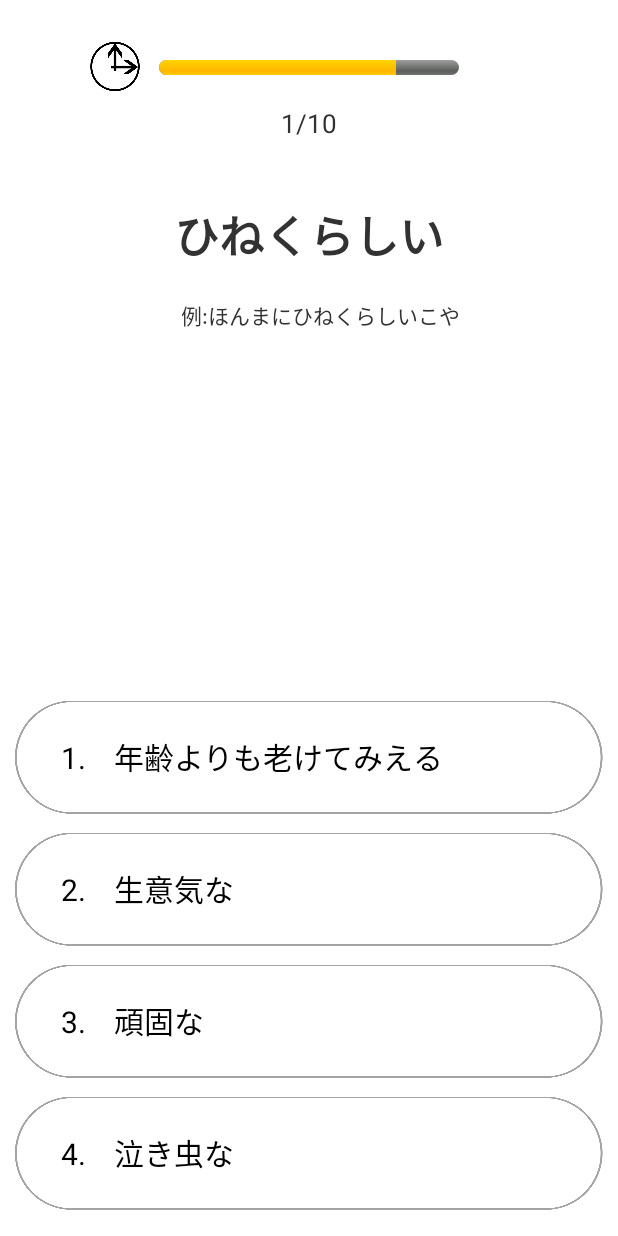
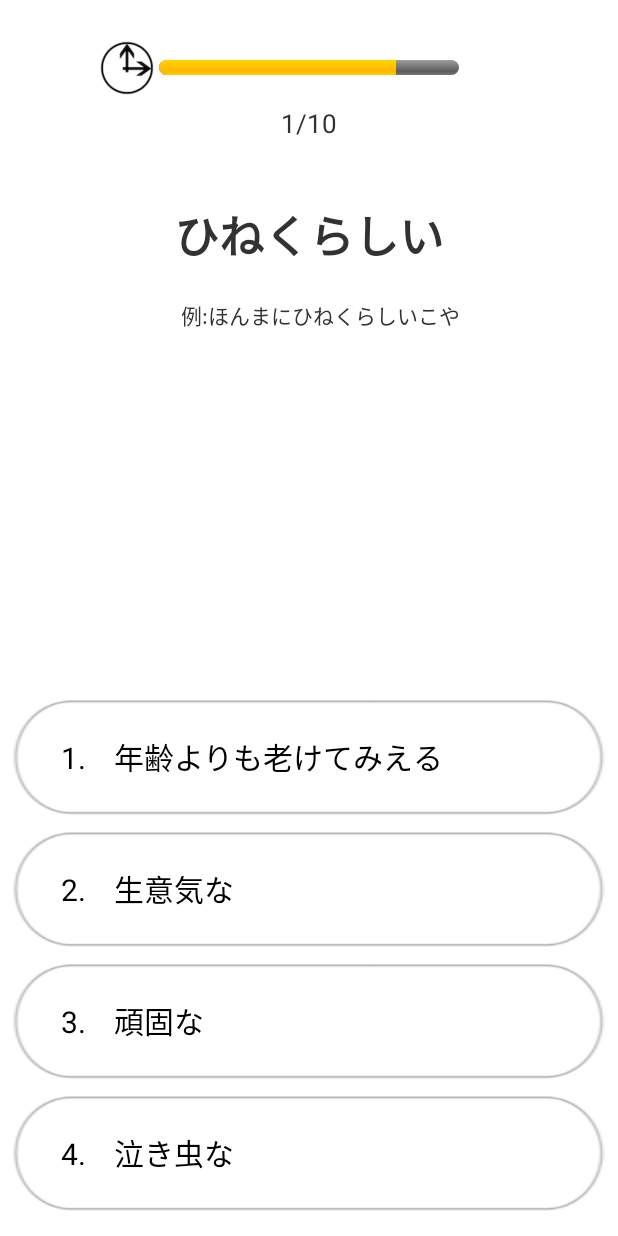
Before and after one commit to mori-mori/ToyamabenQuizuDroidVer, an Android app: the screen it shows after launch (QuestionActivity), after a tap on an icon or button, on a phone screen of 412 x 824 dp. Run offline under Robolectric (Android 15) with nearby library versions, the phone set to English and light mode, and no system bars.

Commit message:
画像サイズ変更

```diff
--- a/app/src/main/res/layout/activity_question.xml
+++ b/app/src/main/res/layout/activity_question.xml
@@ -169,8 +169,8 @@
 
     <ImageView
         android:id="@+id/imageView2"
-        android:layout_width="56dp"
-        android:layout_height="38dp"
+        android:layout_width="40dp"
+        android:layout_height="40dp"
         android:layout_marginRight="1dp"
         android:layout_marginTop="25dp"
         android:src="@drawable/timer"
```
Also changed, not shown: app/src/main/AndroidManifest.xml (+7 -4 lines), app/src/main/res/layout/activity_main.xml (+4 -5 lines), app/src/main/assets/correct.png, app/src/main/assets/incorrect.png, app/src/main/res/drawable/anserbutton.png, app/src/main/res/drawable/backhomebutton.png, app/src/main/res/drawable/correct.png (added), app/src/main/res/drawable/homebutton.png (deleted), app/src/main/res/drawable/icon_72.png (added), app/src/main/res/drawable/incorrect.png (added), app/src/main/res/drawable/startbackgroundimage.png (added), app/src/main/res/drawable/startbutton.png, app/src/main/res/drawable/timer.png, app/src/main/res/mipmap-hdpi/icon_72.png (added), 2 other files.
